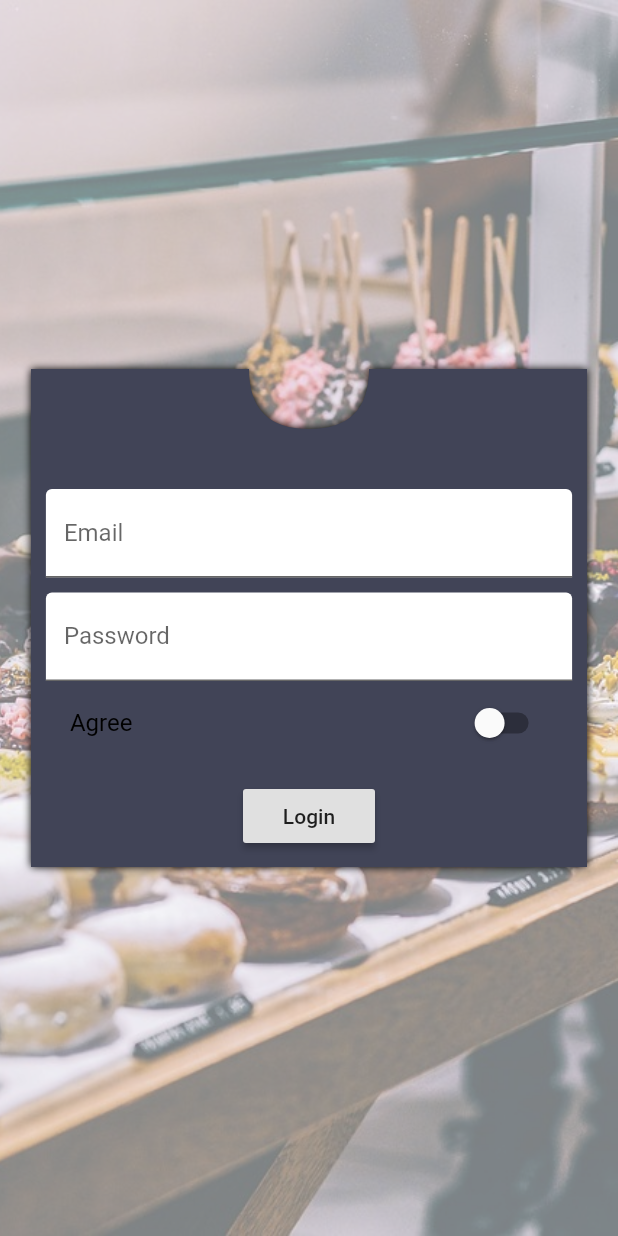
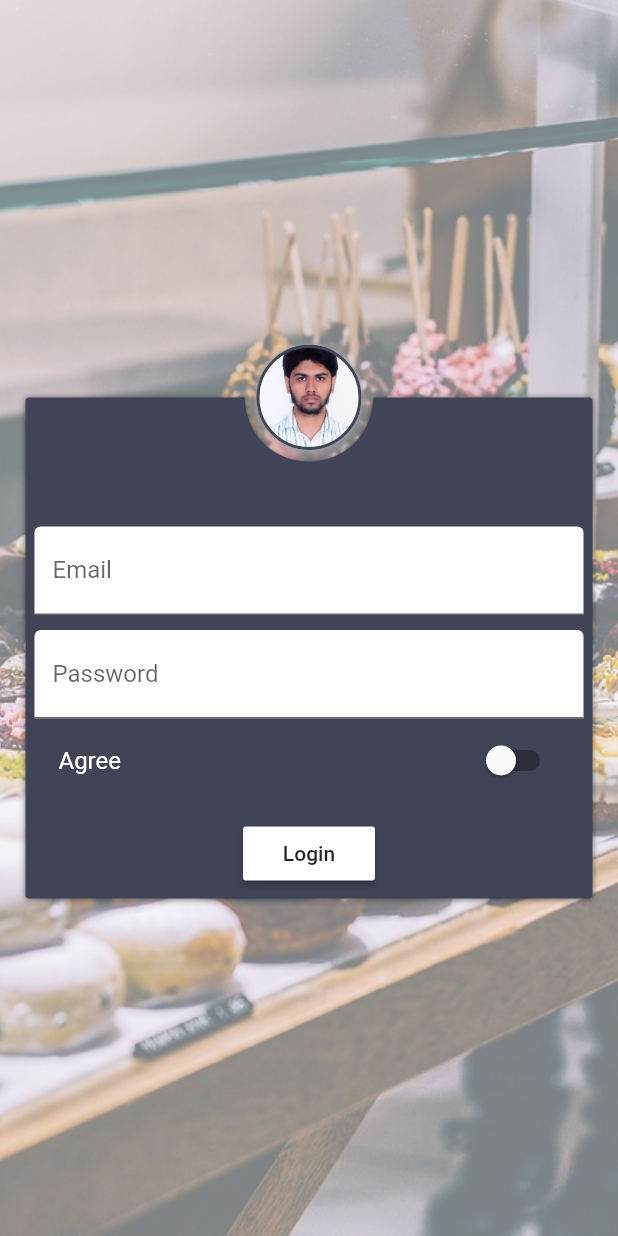
Before and after one commit to takmilul/Flutter-Demo, a Flutter app: the screen it shows after launch, on a phone screen of 412 x 824 dp. Run offline on Flutter 3.47's test engine with Material 2 defaults, Android fonts, the phone set to English and light mode, and no system bars; our stand-ins replace fluttertoast, toast.

```diff
--- a/lib/custom_shape/clip_shadow_path.dart
+++ b/lib/custom_shape/clip_shadow_path.dart
@@ -1,4 +1,5 @@
 import 'package:flutter/material.dart';
+import 'dart:ui';
 
 @immutable
 class ClipShadowPath extends StatelessWidget {
@@ -28,17 +29,22 @@ class _ClipShadowShadowPainter extends CustomPainter {
   final Shadow shadow;
   final CustomClipper<Path> clipper;
 
-  _ClipShadowShadowPainter({
-    @required this.shadow,
-    @required this.clipper,
-  });
+  _ClipShadowShadowPainter({@required this.shadow, @required this.clipper});
 
   @override
   void paint(Canvas canvas, Size size) {
     var paint = shadow.toPaint();
     var clipPath = clipper.getClip(size).shift(shadow.offset);
     canvas.drawPath(clipPath, paint);
+    //canvas.drawShadow(clipPath, Colors.grey, 20, false);
   }
+
+  /*void drawShadow(Path path, Color color, double elevation, bool transparentOccluder) {
+    assert(path != null); // path is checked on the engine side
+    assert(color != null);
+    assert(transparentOccluder != null);
+    _drawShadow(path, color.value, elevation, transparentOccluder);
+  }*/
 
   @override
   bool shouldRepaint(CustomPainter oldDelegate) {
--- a/lib/custom_shape/profile_card_clipper.dart
+++ b/lib/custom_shape/profile_card_clipper.dart
@@ -1,26 +1,33 @@
 import 'package:flutter/material.dart';
 
 class ProfileCardClipper extends CustomClipper<Path>{
+  final BuildContext context;
+
+  ProfileCardClipper(this.context);
+
   @override
   Path getClip(Size size) {
     final Path path = Path();
-    var width = size.width;
-    var height = size.height;
-    path.lineTo(size.width/2 - 40, 0.0);
+    var width = MediaQuery.of(context).size.width;
+    var height = MediaQuery.of(context).size.height;
 
-    var firstControlPoint = Offset(size.width/2-40, 40);
-    var firstEndPoint = Offset(size.width/2, 40);
-    path.quadraticBezierTo(firstControlPoint.dx, firstControlPoint.dy, firstEndPoint.dx, firstEndPoint.dy);
+    path.lineTo(5.0, 5.0);
+    path.lineTo(size.width/2 - 43, 5.0);
 
-    var secondControlPoint = Offset(size.width/2+40, 40.0);
-    var secondEndPoint = Offset(size.width/2+40, 0.0);
-    path.quadraticBezierTo(secondControlPoint.dx, secondControlPoint.dy, secondEndPoint.dx, secondEndPoint.dy);
+    var firstControlPoint = Offset(size.width/2-40, 62.0);
+    var firstEndPoint = Offset(size.width/2, 42);
+    //path.quadraticBezierTo(firstControlPoint.dx, firstControlPoint.dy, firstEndPoint.dx, firstEndPoint.dy);
 
-    path.lineTo(size.width * 0.5, 0.0);
-    path.lineTo(size.width, 0.0);
-    path.lineTo(size.width, size.height);
-    path.lineTo(0.0, size.height);
-    path.lineTo(0.0, 0.0);
+    var secondControlPoint = Offset(size.width/2+40, 62.0);
+    var secondEndPoint = Offset(size.width/2+43, 5.0);
+    //path.quadraticBezierTo(secondControlPoint.dx, secondControlPoint.dy, secondEndPoint.dx, secondEndPoint.dy);
+
+    path.cubicTo(firstControlPoint.dx, firstControlPoint.dy, secondControlPoint.dx, secondControlPoint.dy, secondEndPoint.dx, secondEndPoint.dy);
+
+    path.lineTo(size.width-5, 5.0);
+    path.lineTo(size.width-5, size.height-5);
+    path.lineTo(5.0, size.height-5);
+    path.lineTo(5.0, 5.0);
     path.close();
     return path;
   }
--- a/lib/pages/auth_page.dart
+++ b/lib/pages/auth_page.dart
@@ -26,15 +26,42 @@ class AuthPage extends StatelessWidget {
         padding: EdgeInsets.all(10.0),
         child: Center(
           child: SingleChildScrollView(
+            child: Stack(
+              children: <Widget>[
+                Container(
+                  padding: EdgeInsets.only(top: 50.0, bottom: 10, left: 2, right: 2),
                   child: ClipShadowPath(
-              shadow: Shadow(blurRadius: 4.0),
-              clipper: ProfileCardClipper(),
-              child: Container(
-                padding: EdgeInsets.only(top: 80.0, left: 10.0, right: 10.0, bottom: 10.0),
-                width: targetWidth,
+                    shadow: Shadow(color: Colors.black54, blurRadius: 3.0, offset: Offset(0.0, 0.5)),
+                    clipper: ProfileCardClipper(context),
+                    child: buildLoginCard(context),
+                  ),
+                ),
+                Positioned(
+                  top: 20,
+                  left: deviceWidth / 2 - 45,
+                  child: buildAvatar(),
+                ),
+              ],
+            ),
+          ),
+        ),
+      ),
+    );
+  }
+
+  Container buildLoginCard(BuildContext context) {
+    return Container(
+      decoration: BoxDecoration(
+        borderRadius: BorderRadius.circular(16.0),
         color: Color(0xFF414457),
+      ),
+      padding: EdgeInsets.all(10.0),
+      margin: EdgeInsets.all(1.0),
       child: Column(
         children: <Widget>[
+          SizedBox(
+            height: 80.0,
+          ),
           _buildEmailTextField(),
           SizedBox(
             height: 10.0,
@@ -45,16 +72,41 @@ class AuthPage extends StatelessWidget {
             height: 10.0,
           ),
           RaisedButton(
+            color: Colors.white,
             child: Text("Login"),
-                      onPressed: () => Navigator.pushReplacementNamed(
-                          context, ProductPage.routeName),
+            onPressed: () => Navigator.pushReplacementNamed(context, ProductPage.routeName),
           ),
         ],
       ),
+    );
+  }
+
+  Container buildAvatar() {
+    return Container(
+      height: 70.0,
+      width: 70.0,
+      //margin: EdgeInsets.only(top: 100.0),
+      decoration: BoxDecoration(
+        image: DecorationImage(
+          image: AssetImage('assets/PP.jpg'),
+          fit: BoxFit.cover,
+          alignment: Alignment.center,
         ),
+        shape: BoxShape.circle,
+        border: Border.all(
+          color: Color(0xFF414457),
+          width: 2.0,
+          style: BorderStyle.solid,
         ),
+        color: Color(0xFF414457),
+        boxShadow: [
+          BoxShadow(
+            color: Colors.grey,
+            blurRadius: 2.0,
+            spreadRadius: 1.0,
+            offset: Offset(0.0, 0.5),
           ),
-        ),
+        ],
       ),
     );
   }
@@ -63,21 +115,19 @@ class AuthPage extends StatelessWidget {
     return DecorationImage(
       fit: BoxFit.cover,
       image: AssetImage('assets/food.jpg'),
-        colorFilter:
-            ColorFilter.mode(Colors.black.withOpacity(0.5), BlendMode.dstATop));
+      colorFilter: ColorFilter.mode(Colors.black.withOpacity(0.5), BlendMode.dstATop),
+    );
   }
 
   Widget _buildEmailTextField() {
     return TextField(
-      decoration: InputDecoration(
-          labelText: 'Email', filled: true, fillColor: Colors.white),
+      decoration: InputDecoration(labelText: 'Email', filled: true, fillColor: Colors.white),
     );
   }
 
   Widget _buildPasswordTextField() {
     return TextField(
-      decoration: InputDecoration(
-          labelText: 'Password', filled: true, fillColor: Colors.white),
+      decoration: InputDecoration(labelText: 'Password', filled: true, fillColor: Colors.white),
     );
   }
 
@@ -85,7 +135,7 @@ class AuthPage extends StatelessWidget {
     return SwitchListTile(
       title: Text(
         'Agree',
-        style: TextStyle(color: Colors.black),
+        style: TextStyle(color: Colors.white),
       ),
       value: isAgreed,
       onChanged: (bool value) {},
--- a/lib/pages/default_page.dart
+++ b/lib/pages/default_page.dart
@@ -24,10 +24,11 @@ class _MyDefaultPageState extends State<DefaultPage> {
             Stack(
               children: <Widget>[
                 ClipShadowPath(
-                  shadow: Shadow(blurRadius: 1.0),
+                  shadow: Shadow(blurRadius: 5.0, color: Colors.black),
                   clipper: CustomShapeClipper(),
                   child: Container(
                     height: 250.0,
+                    //margin: EdgeInsets.all(10.0),
                     decoration: BoxDecoration(
                       gradient: LinearGradient(
                         colors: [
--- a/lib/pages/products_admin_page.dart
+++ b/lib/pages/products_admin_page.dart
@@ -2,8 +2,6 @@ import 'package:flutter/material.dart';
 import 'package:flutter_app/pages/product_create_page.dart';
 import 'package:flutter_app/pages/product_list_page.dart';
 import 'package:flutter_app/pages/product_page.dart';
-
-import 'auth_page.dart';
 
 class ProductsAdminPage extends StatelessWidget {
   static const routeName = '/ProductsAdminPage';
```
Lines whose indentation alone changed are shown as unchanged.
